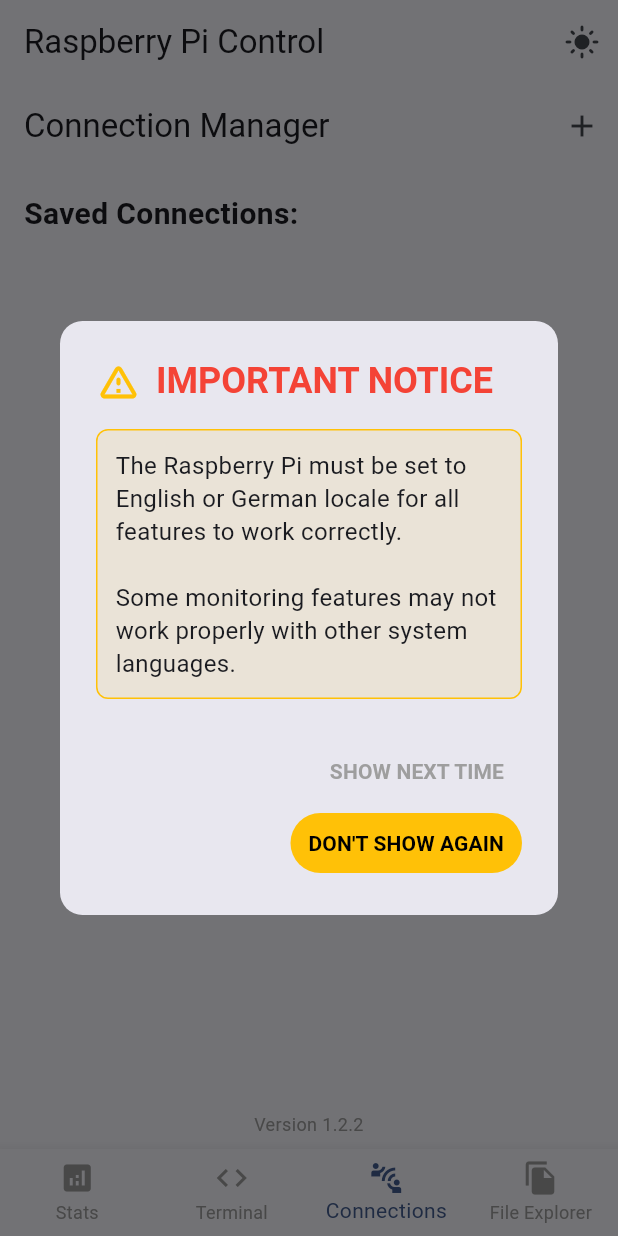
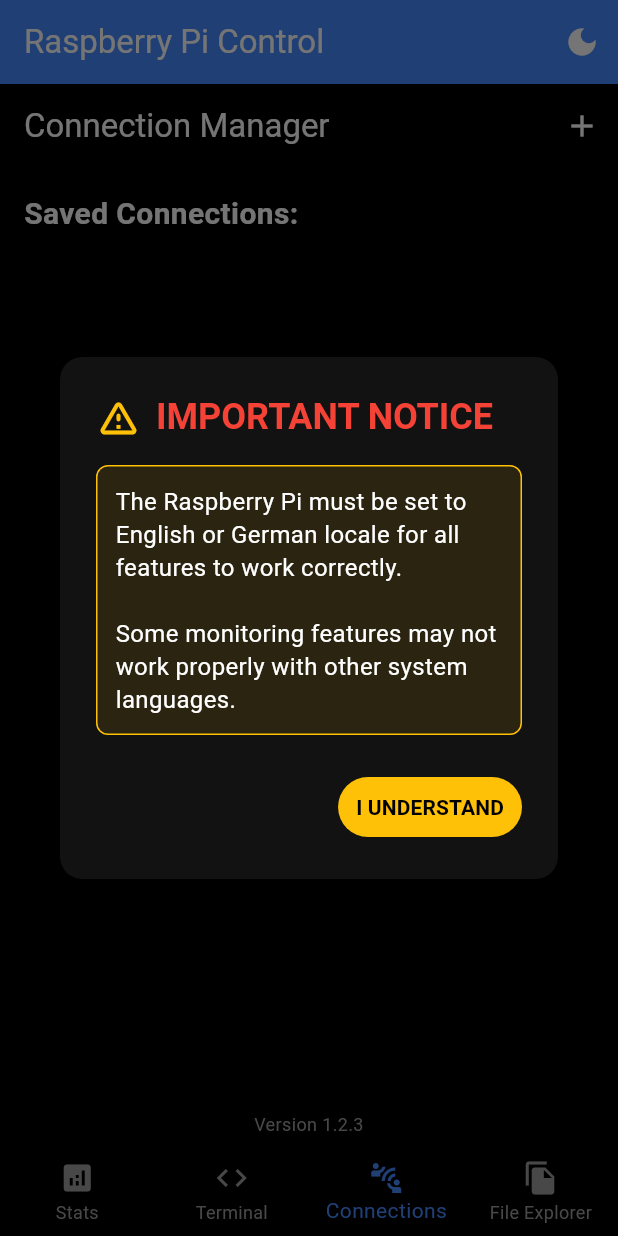
Before and after one commit to Lukas200301/RaspberryPi-Control, a Flutter app: the screen it shows after launch, on a phone screen of 412 x 824 dp. Run offline on Flutter 3.47's test engine with Material 3 defaults, Android fonts, the phone set to English and light mode, and no system bars; our stand-ins replace file_picker, fl_chart, shared_preferences; missing offline and left inert: android_intent_plus, dartssh2, flutter_background; statements that could not run were skipped.

Commit message:
Update 1.2.3

```diff
--- a/lib/connection_screen.dart
+++ b/lib/connection_screen.dart
@@ -347,7 +347,7 @@
           const Padding(
             padding: EdgeInsets.all(8.0),
             child: Text(
-              'Version 1.2.2',
+              'Version 1.2.3',
               style: TextStyle(
                 color: Colors.grey,
                 fontSize: 12,
--- a/lib/main.dart
+++ b/lib/main.dart
@@ -8,6 +8,7 @@
 import 'terminal_screen.dart';
 import 'stats_screen.dart';
 import 'file_explorer_screen.dart';
+import 'services/first_launch_notice.dart';
 
 class BackgroundService {
   static final BackgroundService _instance = BackgroundService._internal();
@@ -127,10 +128,6 @@
 void main() async {
   WidgetsFlutterBinding.ensureInitialized();
 
-  final prefs = await SharedPreferences.getInstance();
-  final neverShowAgain = prefs.getBool('neverShowAgain') ?? false;
-  final isDarkMode = prefs.getBool('isDarkMode') ?? false;
-
   try {
     await BackgroundService.instance.initialize();
   } catch (e) {
@@ -144,20 +141,15 @@
     print('Failed to request notifications permission: $e');
   }
 
-   runApp(MyApp(
-    isDarkMode: isDarkMode,
-    showFirstLaunchMessage: !neverShowAgain
-  ));
+  runApp(const MyApp(isDarkMode: true));
 }
 
 class MyApp extends StatefulWidget {
   final bool isDarkMode;
-  final bool showFirstLaunchMessage;
 
   const MyApp({
     super.key,
     required this.isDarkMode,
-    required this.showFirstLaunchMessage,
   });
 
   @override
@@ -208,101 +200,14 @@
         ),
       ),
       themeMode: isDarkMode ? ThemeMode.dark : ThemeMode.light,
-       home: Builder(
-        builder: (context) {
-          if (widget.showFirstLaunchMessage) {
-            WidgetsBinding.instance.addPostFrameCallback((_) {
-              showDialog(
-                context: context,
-                barrierDismissible: false,
-                builder: (context) => AlertDialog(
-                  title: Row(
-                    children: [
-                      Icon(
-                        Icons.warning_amber_rounded,
-                        color: Colors.amber,
-                        size: 30,
-                      ),
-                      const SizedBox(width: 10),
-                      const Expanded(
-                        child: Text(
-                          'IMPORTANT NOTICE',
-                          style: TextStyle(
-                            fontWeight: FontWeight.bold,
-                            color: Colors.red,
-                          ),
-                        ),
-                      ),
-                    ],
-                  ),
-                  content: Column(
-                    mainAxisSize: MainAxisSize.min,
-                    crossAxisAlignment: CrossAxisAlignment.start,
-                    children: [
-                      Container(
-                        padding: const EdgeInsets.all(12),
-                        decoration: BoxDecoration(
-                          color: Colors.amber.withOpacity(0.1),
-                          border: Border.all(
-                            color: Colors.amber,
-                            width: 1,
-                          ),
-                          borderRadius: BorderRadius.circular(8),
-                        ),
-                        child: const Text(
-                          'The Raspberry Pi must be set to English or German locale for all features to work correctly.\n\nSome monitoring features may not work properly with other system languages.',
-                          style: TextStyle(
-                            fontSize: 16,
-                            height: 1.4,
-                          ),
-                        ),
-                      ),
-                    ],
-                  ),
-                 actions: [
-                  TextButton(
-                    onPressed: () => Navigator.pop(context),
-                    style: TextButton.styleFrom(
-                      foregroundColor: Colors.grey,
-                    ),
-                    child: const Text(
-                      'SHOW NEXT TIME',
-                      style: TextStyle(
-                        fontWeight: FontWeight.bold,
-                      ),
-                    ),
-                  ),
-                  TextButton(
-                    onPressed: () async {
-                      final prefs = await SharedPreferences.getInstance();
-                      await prefs.setBool('neverShowAgain', true);
-                      await prefs.setBool('isFirstLaunch', false);
-                      if (context.mounted) Navigator.pop(context);
-                    },
-                    style: TextButton.styleFrom(
-                      backgroundColor: Colors.amber,
-                      foregroundColor: Colors.black,
-                    ),
-                    child: const Text(
-                      'DON\'T SHOW AGAIN',
-                      style: TextStyle(
-                        fontWeight: FontWeight.bold,
-                      ),
-                    ),
-                  ),
-                ],
-                  shape: RoundedRectangleBorder(
-                    borderRadius: BorderRadius.circular(15),
-                  ),
-                ),
-              );
-            });
-          }
-          return BarsScreen(
+      home: Stack(
+        children: [
+          BarsScreen(
             isDarkMode: isDarkMode,
             toggleTheme: _toggleTheme,
-          );
-        },
+          ),
+          const FirstLaunchNotice(),
+        ],
       ),
     );
   }
@@ -400,7 +305,6 @@
           : '';
     });
   }
-
 
   Future<void> _disconnectAndClose() async {
     if (mounted) {
--- a/lib/services/ssh_service.dart
+++ b/lib/services/ssh_service.dart
@@ -398,7 +398,6 @@
                         return value.replaceAll(',', '.');
                     }
 
-                    // First normalize the values, then parse them
                     final values = parts.map((part) => normalizeNumber(part)).toList();
                     final startIndex = 2;
 
```
Also changed, not shown: lib/services/first_launch_notice.dart (added, +104 -0 lines), 1 other file.
